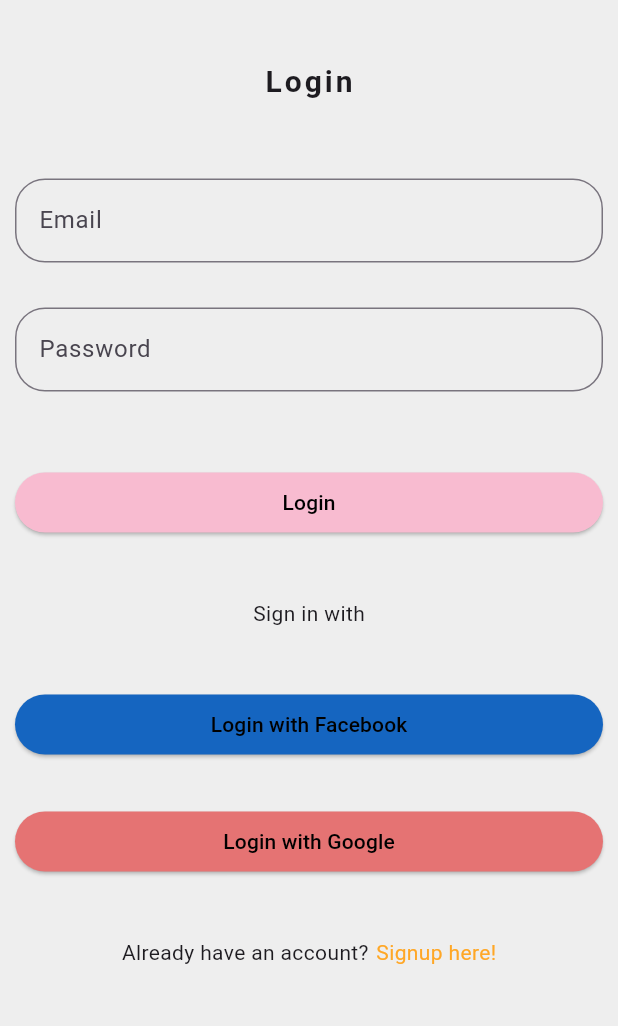
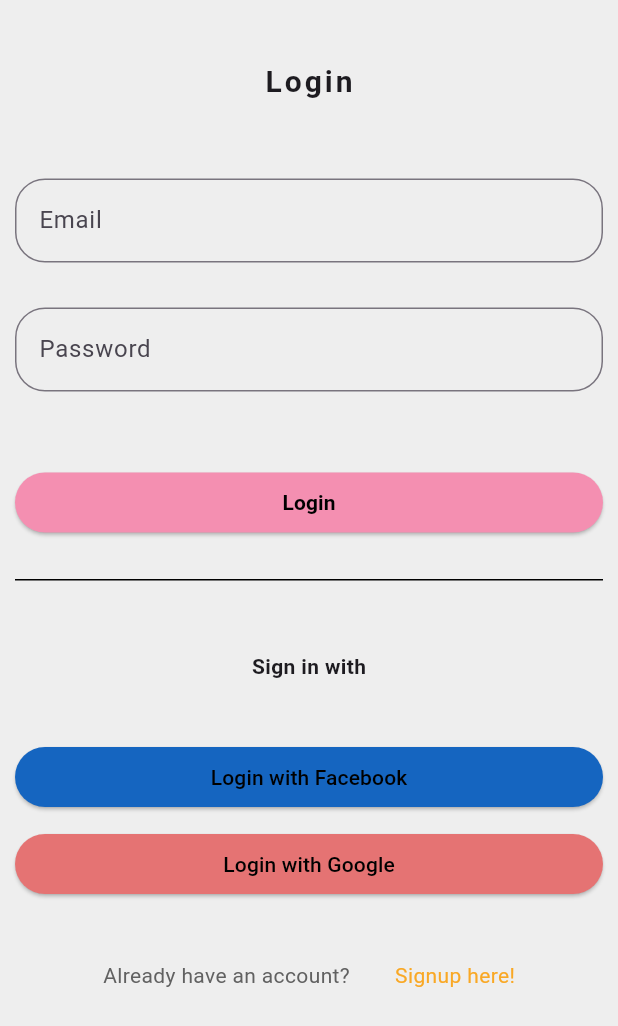
Before and after one commit to Ybonne05/creamline, a Flutter app: the Login screen opened by its route, on a phone screen of 412 x 824 dp. Shown: the top 1026 px of the screen. Run offline on Flutter 3.47's test engine with Material 3 defaults, Android fonts, the phone set to English and light mode, and no system bars; network calls fail.

Commit message:
Activity 4

```diff
--- a/lib/main.dart
+++ b/lib/main.dart
@@ -6,7 +6,7 @@ import 'package:flutterapps/pages/menu.dart';
 import 'package:flutterapps/pages/signup.dart';
 
 void main() => runApp(MaterialApp(
-  initialRoute: "/login",
+  initialRoute: "/menu",
   routes: {
     '/' : (context) => Dashboard(),
     '/menu' : (context) => Menu(),
--- a/lib/pages/login.dart
+++ b/lib/pages/login.dart
@@ -94,18 +94,31 @@ class _LoginState extends State<Login> {
                       Navigator.pushReplacementNamed(context, '/');
                     }
                   },
-                    child: Text ('Login'),
+                    child: Text ('Login',
+                    style: TextStyle(
+                      fontWeight: FontWeight.bold,
+                    ),
+                    ),
                     style: ElevatedButton.styleFrom(
-                      backgroundColor: Colors.pink[100],
+                      backgroundColor: Colors.pink[200],
                       foregroundColor: Colors.black,
                     ),
                   ),
                 ],
               ),
-              SizedBox(height: 40.0,),
+              Divider(
+                height: 55.0,
+                color: Colors.black,
+                thickness: 1.0,
+              ),
+              SizedBox(height: 20.0,),
               Column(
                 children: [
-                  Text('Sign in with'),
+                  Text('Sign in with',
+                  style: TextStyle(
+                    fontWeight: FontWeight.bold,
+                  ),
+                  ),
                   SizedBox(height: 40.0,),
                   Column(
                     crossAxisAlignment: CrossAxisAlignment.stretch,
@@ -121,7 +134,7 @@ class _LoginState extends State<Login> {
                   ),
                 ],
               ),
-              SizedBox(height: 30.0,),
+              SizedBox(height: 10.0,),
               Column(
                 crossAxisAlignment: CrossAxisAlignment.stretch,
                 children: [
@@ -138,14 +151,17 @@ class _LoginState extends State<Login> {
               Row(
                   mainAxisAlignment: MainAxisAlignment.center,
                   children: <Widget>[
-                  Text('Already have an account?'
+                  Text('Already have an account?',
+                  style: TextStyle(
+                    color: Colors.grey[700]
                   ),
-                  SizedBox(width: 5.0,),
+                  ),
+                  SizedBox(width: 30.0,),
                   InkWell(
                     child: Text(
                       'Signup here!',
                       style: TextStyle(
-                        color: Colors.orange[400]
+                        color: Colors.yellow[800]
                       ),
                     ),
                     onTap: ()=> Navigator.popAndPushNamed(context, '/signup'),
--- a/pubspec.yaml
+++ b/pubspec.yaml
@@ -35,6 +35,7 @@ dependencies:
   # The following adds the Cupertino Icons font to your application.
   # Use with the CupertinoIcons class for iOS style icons.
   cupertino_icons: ^1.0.6
+  http: ^1.2.1
 
 dev_dependencies:
   flutter_test:
```
Also changed, not shown: lib/pages/menu.dart (+16 -13 lines), lib/services/Product.dart (+25 -4 lines), pubspec.lock.
